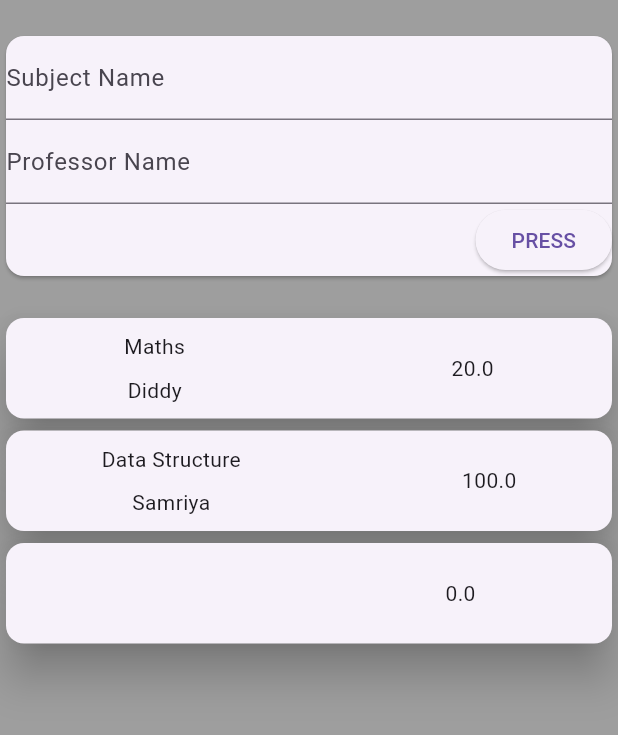
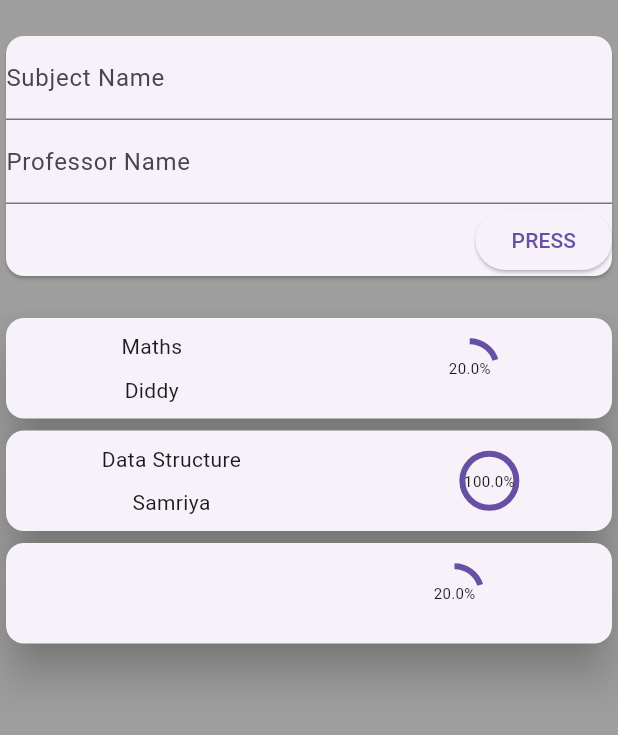
Before and after one commit to LUwUcifer/attendance_tracker, a Flutter app: the screen it shows after launch, after a tap on "PRESS", on a phone screen of 412 x 824 dp, the part 84-819 px from its top. Run offline on Flutter 3.47's test engine with Material 3 defaults, Android fonts, the phone set to English and light mode, and no system bars.

Commit message:
EOD, added percentage circular bar

```diff
--- a/lib/widgets/homepage_widgets/add_lectures.dart
+++ b/lib/widgets/homepage_widgets/add_lectures.dart
@@ -27,7 +27,7 @@ class AddLectures extends StatelessWidget {
                 addSubject(
                   subController.text,
                   profController.text,
-                  0.0
+                  20.0
                 );
               },
               child: Text('PRESS')
--- a/lib/widgets/homepage_widgets/uni_lectures.dart
+++ b/lib/widgets/homepage_widgets/uni_lectures.dart
@@ -25,7 +25,21 @@ class UniLectures extends StatelessWidget {
                     Text(at.profName)
                   ],
                 ),
-                Text('${at.atPercent}')
+                Stack(
+                  alignment: Alignment.center,
+                  children: [
+                    CircularProgressIndicator(
+                      value: at.atPercent/100,
+                    ),
+                    Text(
+                        style: TextStyle(
+                          fontSize: 10
+                        ),
+                        "${at.atPercent}%"
+                    )
+                  ],
+                )
+
               ],
             ),
           ),
```
